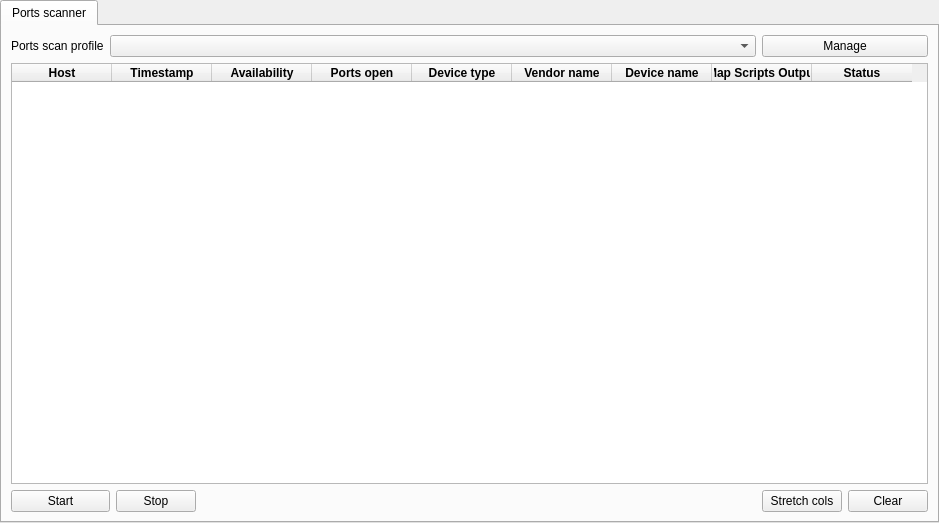
Above: ui/Network/Network.ui from caffedrine/CryptoPocketKnife before the change. Below: the same form after it.
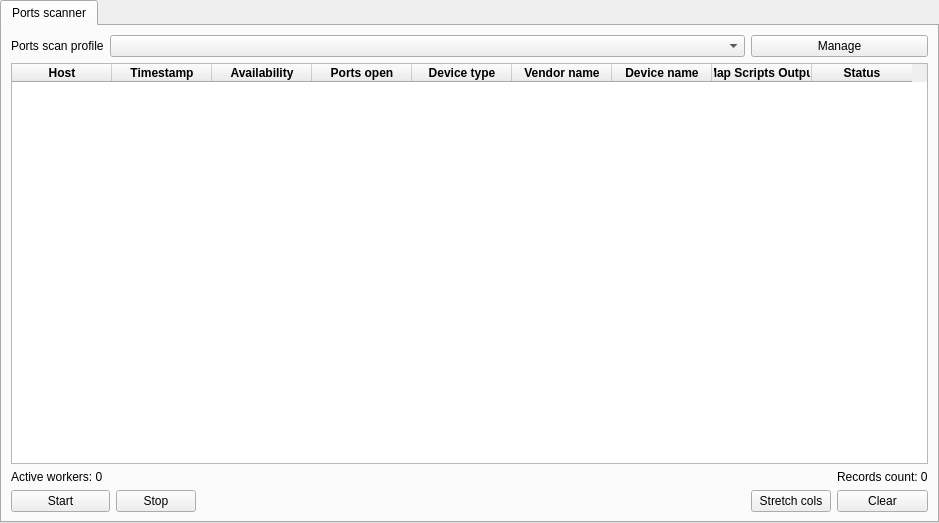
That is the form after the change. Custom widgets are drawn as their Qt base class.

Commit message: Start work in wrapping scanner

What changed in the file:
```diff
--- a/ui/Network/Network.ui
+++ b/ui/Network/Network.ui
@@ -36,6 +36,20 @@
        <string>Ports scanner</string>
       </attribute>
       <layout class="QGridLayout" name="gridLayout_2">
+       <item row="3" column="2">
+        <widget class="QPushButton" name="pushButton_PortsScanner_Stop">
+         <property name="text">
+          <string>Stop</string>
+         </property>
+        </widget>
+       </item>
+       <item row="3" column="5">
+        <widget class="QPushButton" name="pushButton_PortsScanner_Clear">
+         <property name="text">
+          <string>Clear</string>
+         </property>
+        </widget>
+       </item>
        <item row="0" column="0">
         <widget class="QLabel" name="label">
          <property name="text">
@@ -43,18 +57,8 @@
          </property>
         </widget>
        </item>
-       <item row="0" column="1" colspan="3">
-        <widget class="QComboBox" name="comboBox_ScanProfiles"/>
-       </item>
-       <item row="0" column="4" colspan="2">
-        <widget class="QPushButton" name="pushButton">
-         <property name="text">
-          <string>Manage</string>
-         </property>
-        </widget>
-       </item>
        <item row="1" column="0" colspan="6">
-        <widget class="AdvancedTableWidget" name="tableWidget">
+        <widget class="AdvancedTableWidget" name="tableWidget_PortsScanner">
          <column>
           <property name="text">
            <string>Host</string>
@@ -147,21 +151,17 @@
          </column>
         </widget>
        </item>
-       <item row="2" column="0" colspan="2">
-        <widget class="QPushButton" name="pushButton_2">
-         <property name="text">
-          <string>Start</string>
-         </property>
-        </widget>
+       <item row="0" column="1" colspan="3">
+        <widget class="QComboBox" name="comboBox_ScanProfiles"/>
        </item>
-       <item row="2" column="2">
-        <widget class="QPushButton" name="pushButton_3">
+       <item row="3" column="4">
+        <widget class="QPushButton" name="pushButton_PortsScanner_StretchCols">
          <property name="text">
-          <string>Stop</string>
+          <string>Stretch cols</string>
          </property>
         </widget>
        </item>
-       <item row="2" column="3">
+       <item row="3" column="3">
         <spacer name="horizontalSpacer">
          <property name="orientation">
           <enum>Qt::Horizontal</enum>
@@ -174,17 +174,31 @@
          </property>
         </spacer>
        </item>
-       <item row="2" column="4">
-        <widget class="QPushButton" name="pushButton_5">
+       <item row="3" column="0" colspan="2">
+        <widget class="QPushButton" name="pushButton_PortsScanner_Start">
          <property name="text">
-          <string>Stretch cols</string>
+          <string>Start</string>
+         </property>
+        </widget>
+       </item>
+       <item row="0" column="4" colspan="2">
+        <widget class="QPushButton" name="pushButton_ManageProfiles">
+         <property name="text">
+          <string>Manage</string>
+         </property>
+        </widget>
+       </item>
+       <item row="2" column="0">
+        <widget class="QLabel" name="label_PortsScanner_ActiveWorkers">
+         <property name="text">
+          <string>Active workers: 0</string>
          </property>
         </widget>
        </item>
        <item row="2" column="5">
-        <widget class="QPushButton" name="pushButton_4">
+        <widget class="QLabel" name="label_PortScanner_RecordsCount">
          <property name="text">
-          <string>Clear</string>
+          <string>Records count: 0</string>
          </property>
         </widget>
        </item>
```
Left out of the diff: 80 changed lines with no effect on the pictures. The commit also changes 11 other files.
